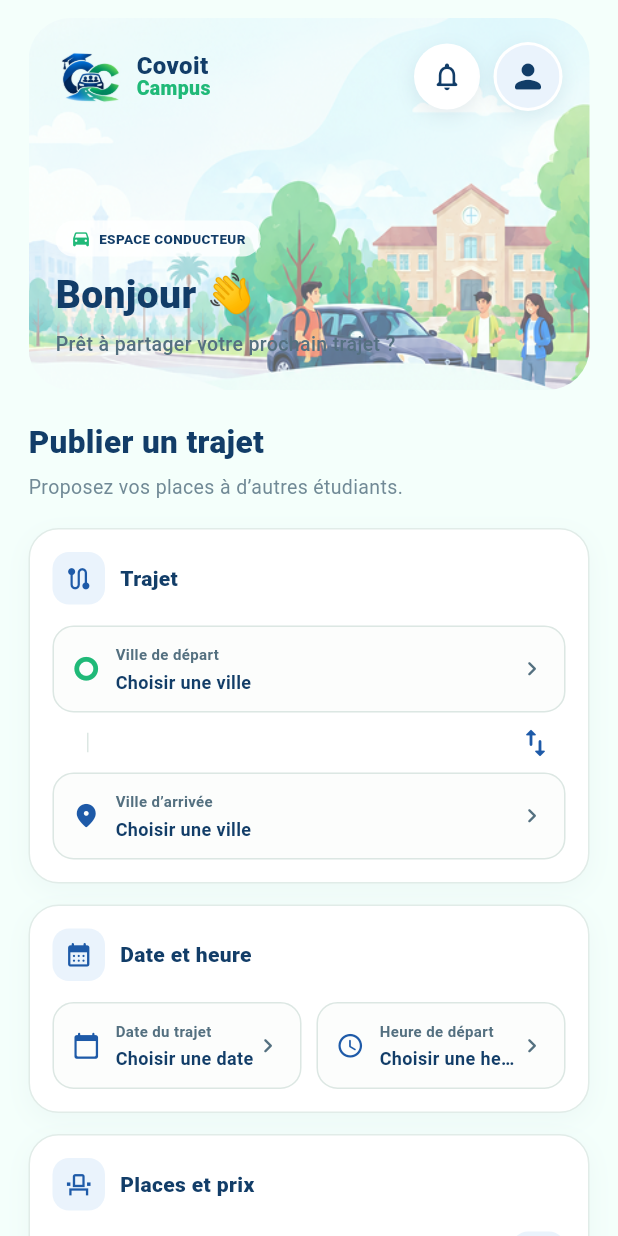
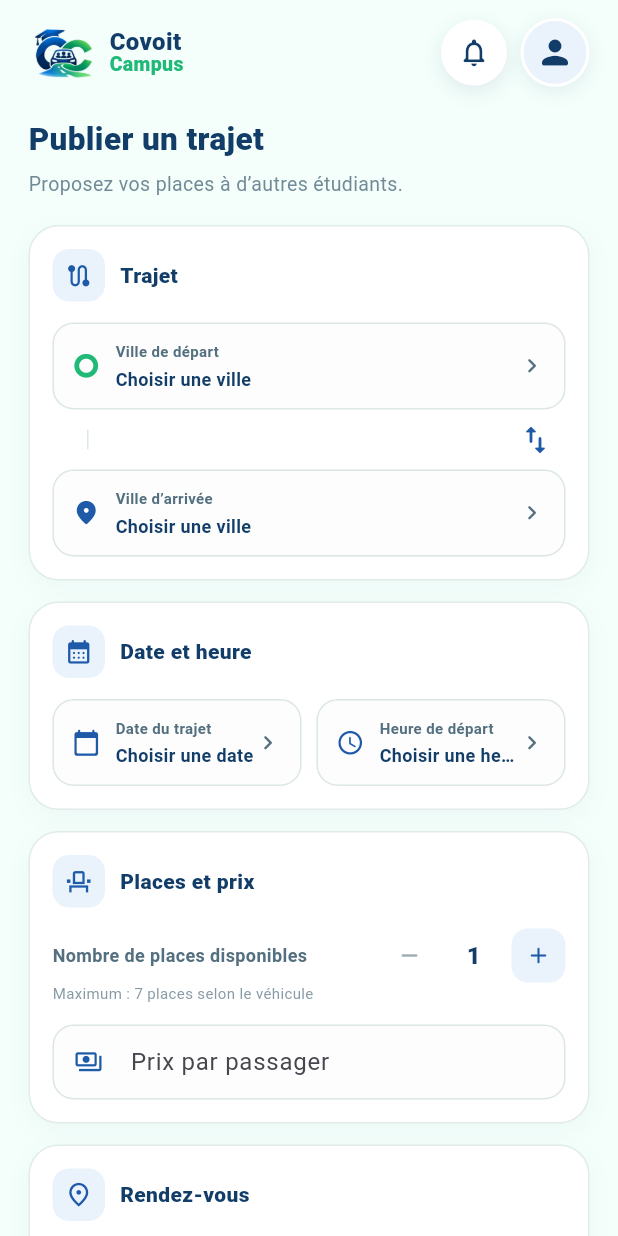
Before and after one commit to khalil-dridi/covoit-campus, a Flutter app: the DriverPublishTripScreen screen opened directly with empty values, on a phone screen of 412 x 824 dp. Run offline on Flutter 3.47's test engine with Material 3 defaults, Android fonts, the light colour scheme and no system bars; our stand-ins replace sqflite; accounts and stored records are empty.

Commit message:
feat: finalize driver navigation interfaces

```diff
--- a/lib/screens/driver/publish/driver_publish_trip_screen.dart
+++ b/lib/screens/driver/publish/driver_publish_trip_screen.dart
@@ -133,6 +133,7 @@ class DriverPublishTripScreenState extends State<DriverPublishTripScreen> {
               children: [
                 DriverHeader(
                   user: widget.user,
+                  compact: true,
                 ),
                 const SizedBox(height: 20),
                 const Text(
--- a/lib/screens/driver/trips/driver_trips_screen.dart
+++ b/lib/screens/driver/trips/driver_trips_screen.dart
@@ -125,6 +125,7 @@ class DriverTripsScreenState extends State<DriverTripsScreen> {
                     children: [
                       DriverHeader(
                         user: widget.user,
+                        compact: true,
                       ),
                       const SizedBox(height: 20),
                       const Text(
--- a/lib/widgets/driver/driver_header.dart
+++ b/lib/widgets/driver/driver_header.dart
@@ -10,11 +10,13 @@ import '../shared/notification_bell.dart';
 class DriverHeader extends StatelessWidget {
   final User user;
   final VoidCallback? onNotificationTap;
+  final bool compact;
 
   const DriverHeader({
     super.key,
     required this.user,
     this.onNotificationTap,
+    this.compact = false,
   });
 
   static const Color primaryBlue = Color(0xFF123D68);
@@ -27,6 +29,18 @@ class DriverHeader extends StatelessWidget {
 
   @override
   Widget build(BuildContext context) {
+    if (compact) {
+      return Row(
+        children: [
+          Expanded(child: _buildBrand()),
+          const SizedBox(width: 9),
+          _notificationButton(),
+          const SizedBox(width: 9),
+          _avatar(context),
+        ],
+      );
+    }
+
     return ClipRRect(
       borderRadius: BorderRadius.circular(28),
       child: SizedBox(
```
Also changed, not shown: lib/screens/shared/messages/conversations_screen.dart (+4 -28 lines).
